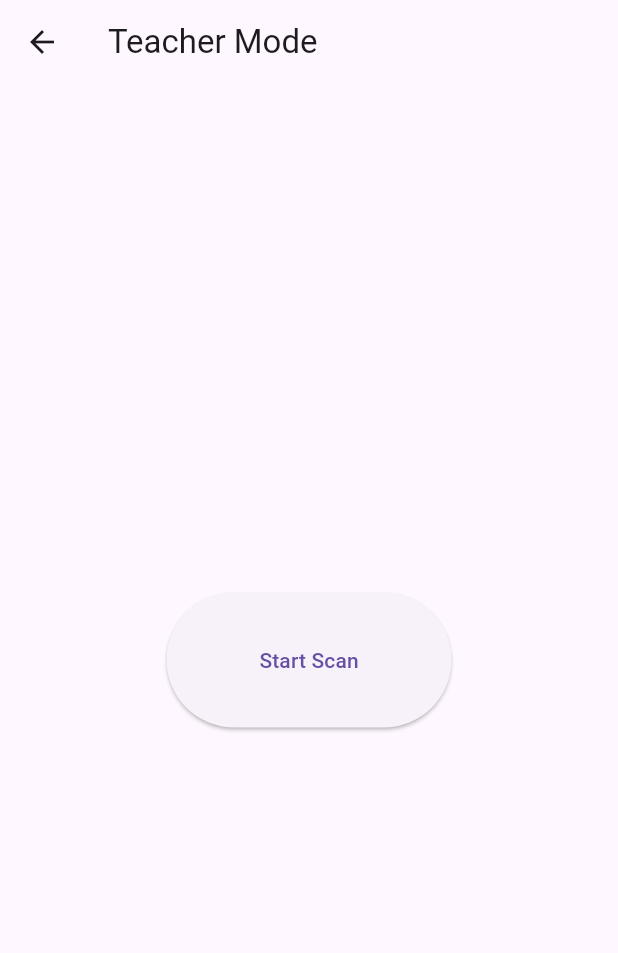
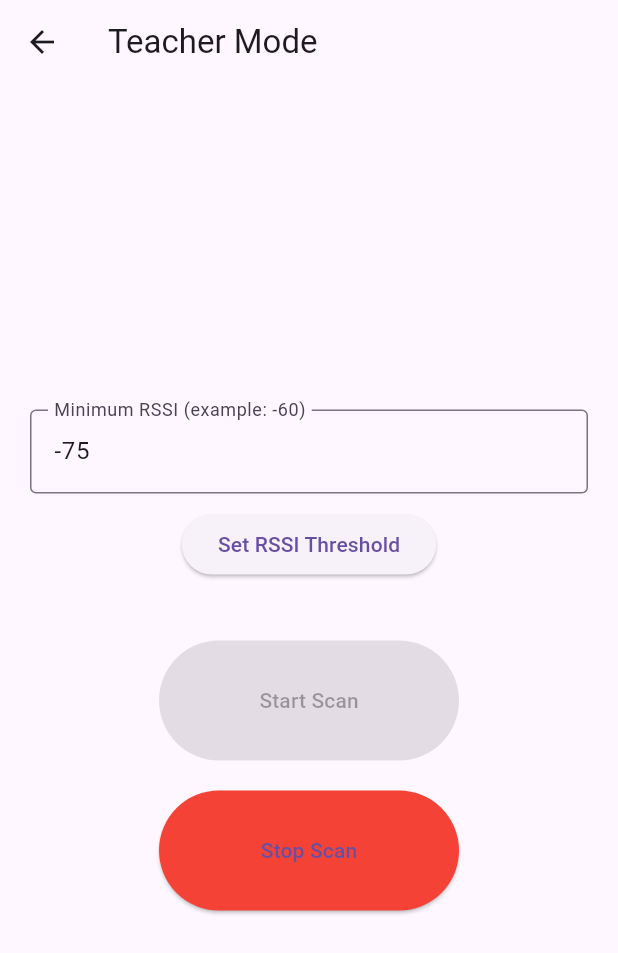
Before and after one commit to Rithin-J-Thomas/ble-assisted-attendance, a Flutter app: the Teacher screen opened directly, after a tap on "Start Scan", on a phone screen of 412 x 824 dp. Shown: the top 953 px of the screen. Run offline on Flutter 3.47's test engine with Material 3 defaults, Android fonts, the light colour scheme and no system bars; our stand-ins replace cloud_firestore, firebase_core, permission_handler, shared_preferences; missing offline and left inert: flutter_ble_peripheral, flutter_reactive_ble; accounts and stored records are empty; statements that could not run were skipped.

Commit message:
stop scan,time format & minor changes

```diff
--- a/lib/screen/teacher.dart
+++ b/lib/screen/teacher.dart
@@ -19,14 +19,22 @@ class _TeacherState extends State<Teacher> {
   StreamSubscription<DiscoveredDevice>? _scanSub;
 
     final Set<String> _markedStudents = {};
-    static const int rssiThreshold = -75;
+    final TextEditingController _rssiController = TextEditingController(text: "-75");
 
+    bool _isScanning = false;
+
+    int rssiThreshold = -75;
+
+
+  String? _currentSession;
 
   @override
   void dispose() {
     _scanSub?.cancel();
+    _rssiController.dispose();
     super.dispose();
   }
+
 
   Future<void> markAttendance(String rollNo, String deviceId) async {
 
@@ -57,13 +65,25 @@ class _TeacherState extends State<Teacher> {
       return;
     }
 
-    final today = DateTime.now().toIso8601String().split("T")[0];
+    final now = DateTime.now();
+
+    final today =
+        "${now.day.toString().padLeft(2,'0')}-${now.month.toString().padLeft
+      (2,'0')}-${now.year}";
+
+    if (_currentSession == null) return;
+
+    final session = _currentSession!;
+
+
+
 
     final attendanceRef = FirebaseFirestore.instance
         .collection('attendance')
         .doc(today)
-        .collection('students')
+        .collection(session)
         .doc(rollNo);
+
 
     final doc = await attendanceRef.get();
 
@@ -97,15 +117,48 @@ class _TeacherState extends State<Teacher> {
     return statuses.values.every((status) => status.isGranted);
   }
 
+  void _stopScan() async {
+    await _scanSub?.cancel();
+    _scanSub = null;
+
+    setState(() {
+      _isScanning = false;
+    });
+
+    debugPrint("Scanning stopped");
+  }
+  void _updateRssi() {
+    final value = int.tryParse(_rssiController.text);
+
+    if (value != null) {
+      setState(() {
+        rssiThreshold = value;
+      });
+      debugPrint("New RSSI threshold: $rssiThreshold");
+    }
+  }
+
+
+
   void _startScan() async {
 
+
     _markedStudents.clear();
+
+    final now = DateTime.now();
+
+    _currentSession =
+    "${now.hour.toString().padLeft(2,'0')}:${now.minute.toString().padLeft(2,'0')}";
+
 
     final granted = await _requestPermissions();
     if (!granted) {
       debugPrint('Permissions denied, cannot scan.');
       return;
     }
+    setState(() {
+      _isScanning = true;
+    });
 
     _scanSub?.cancel();
 
@@ -151,8 +204,6 @@ class _TeacherState extends State<Teacher> {
     }, onError: (e) {
       debugPrint('Scan error: $e');
     });
-
-
   }
 
 
@@ -160,16 +211,54 @@ class _TeacherState extends State<Teacher> {
   Widget build(BuildContext context) {
     return Scaffold(
       appBar: AppBar(title: const Text('Teacher Mode')),
-      body: Center(
-        child: ElevatedButton(
-          style: ElevatedButton.styleFrom(
-            shape: RoundedRectangleBorder(borderRadius: BorderRadius.circular(50)),
-            minimumSize: const Size(190, 90),
-          ),
-          onPressed: _startScan,
-          child: const Text("Start Scan"),
+      body: Padding(
+        padding: const EdgeInsets.all(20),
+        child: Column(
+          mainAxisAlignment: MainAxisAlignment.center,
+          children: [
+
+            TextField(
+              controller: _rssiController,
+              keyboardType: TextInputType.number,
+              decoration: const InputDecoration(
+                labelText: "Minimum RSSI (example: -60)",
+                border: OutlineInputBorder(),
+              ),
+            ),
+
+            const SizedBox(height: 10),
+
+            ElevatedButton(
+              onPressed: _updateRssi,
+              child: const Text("Set RSSI Threshold"),
+            ),
+
+            const SizedBox(height: 40),
+
+            ElevatedButton(
+              style: ElevatedButton.styleFrom(
+                minimumSize: const Size(200, 80),
+              ),
+              onPressed: _isScanning ? null : _startScan,
+              child: const Text("Start Scan"),
+            ),
+
+            const SizedBox(height: 20),
+
+            ElevatedButton(
+              style: ElevatedButton.styleFrom(
+                minimumSize: const Size(200, 80),
+                backgroundColor: Colors.red,
+              ),
+              onPressed: _isScanning ? _stopScan : null,
+              child: const Text("Stop Scan"),
+            ),
+
+          ],
         ),
       ),
+
+
     );
   }
 }
```
